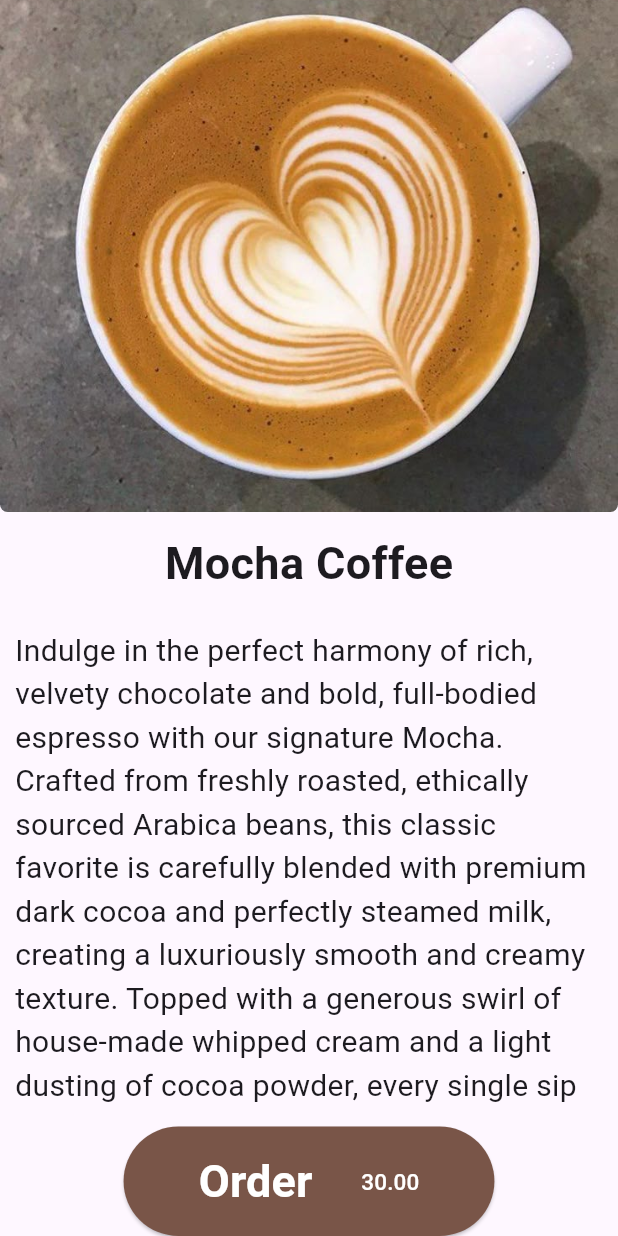
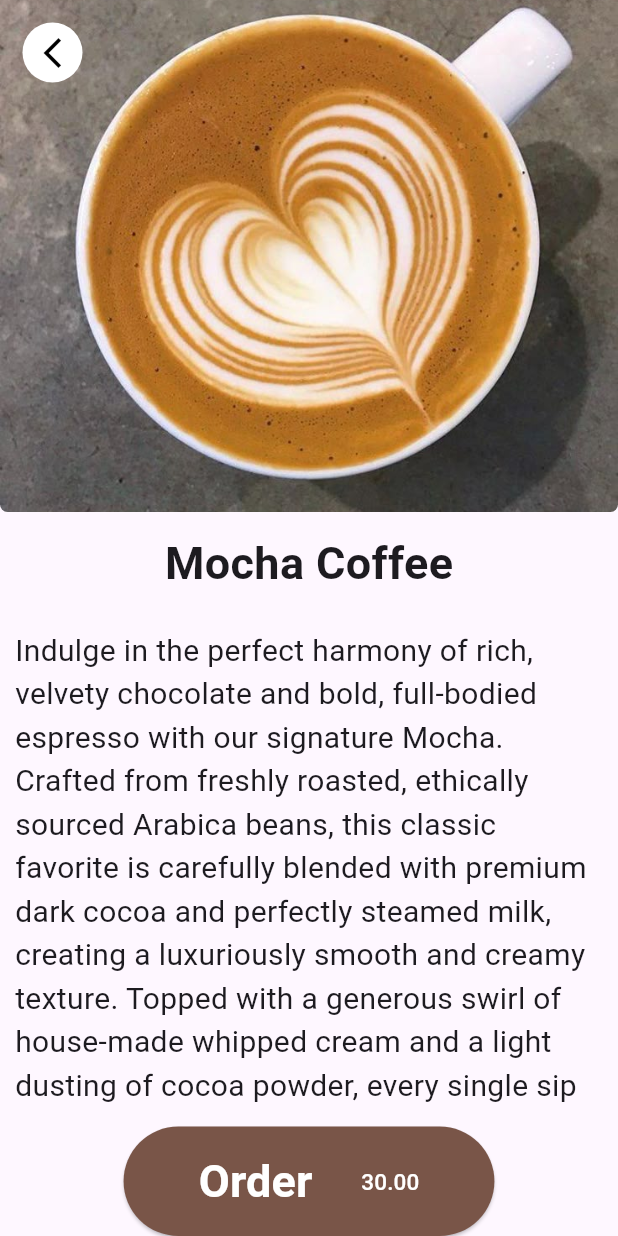
Before and after one commit to koechio/COFFEE_CARD, a Flutter app: the screen it shows after launch, on a phone screen of 412 x 824 dp. Run offline on Flutter 3.47's test engine with Material 3 defaults, Android fonts, the phone set to English and light mode, and no system bars.

Commit message:
feat: add back button on top left of the screen

```diff
--- a/lib/screens/coffee_details.dart
+++ b/lib/screens/coffee_details.dart
@@ -6,14 +6,17 @@ class CoffeeDetailsPage extends StatelessWidget {
   @override
   Widget build(BuildContext context) {
     return Scaffold(
+
       body: SafeArea(
         // Encloses the entire Page
         child: Column(
+
           children: [
             Expanded(
               // This is the Image at the top of the Screen
               flex: 5,
-              child: ClipRRect(
+              child: Stack(
+              children: [ClipRRect(
                 // For rounded corners
                 borderRadius: const BorderRadius.only(
                   bottomLeft: Radius.circular(5),
@@ -27,7 +30,40 @@ class CoffeeDetailsPage extends StatelessWidget {
                   height: double.infinity,
                 ),
               ),
-            ),
+          Positioned(
+            top:15,
+            left: 15,
+
+            child: CircleAvatar(
+              backgroundColor: Colors.white,
+              child: IconButton(
+                onPressed: (){},
+                icon: const Icon(Icons.arrow_back_ios_new, color: Colors.black)
+
+
+                )
+
+
+
+
+
+            )
+
+
+            )
+
+
+
+
+
+
+
+
+
+
+
+          ],),),
+
             Expanded(
               //This is the Title Section
               flex: 1,
```
